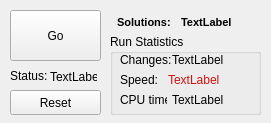
This is src/SolveDlg.ui in shooshx/happysolver as Qt 5 draws it before an edit. The edited form follows.
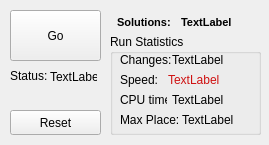
This is the edited form. Icons and pictures are not drawn.

```diff
--- a/src/SolveDlg.ui
+++ b/src/SolveDlg.ui
@@ -3,13 +3,13 @@
  <comment></comment>
  <exportmacro></exportmacro>
  <class>SolveDlg</class>
- <widget class="QDialog" name="SolveDlg" >
-  <property name="geometry" >
+ <widget class="QDialog" name="SolveDlg">
+  <property name="geometry">
    <rect>
     <x>0</x>
     <y>0</y>
-    <width>271</width>
-    <height>123</height>
+    <width>269</width>
+    <height>145</height>
    </rect>
   </property>
   <property name="windowTitle" >
@@ -18,11 +18,11 @@
   <property name="windowIcon" >
    <iconset resource="..\resources.qrc" >:/images/HappySolver.png</iconset>
   </property>
-  <widget class="QPushButton" name="resetButton" >
-   <property name="geometry" >
+  <widget class="QPushButton" name="resetButton">
+   <property name="geometry">
     <rect>
      <x>10</x>
-     <y>90</y>
+     <y>110</y>
      <width>91</width>
      <height>25</height>
     </rect>
@@ -50,8 +50,8 @@
     <bool>false</bool>
    </property>
   </widget>
-  <widget class="QLabel" name="" >
-   <property name="geometry" >
+  <widget class="QLabel" name="label5">
+   <property name="geometry">
     <rect>
      <x>10</x>
      <y>68</y>
@@ -59,12 +59,12 @@
      <height>16</height>
     </rect>
    </property>
-   <property name="text" >
+   <property name="text">
     <string>Status:</string>
    </property>
   </widget>
-  <widget class="QLabel" name="" >
-   <property name="geometry" >
+  <widget class="QLabel" name="label4">
+   <property name="geometry">
     <rect>
      <x>117</x>
      <y>14</y>
@@ -72,7 +72,7 @@
      <height>16</height>
     </rect>
    </property>
-   <property name="font" >
+   <property name="font">
     <font>
      <family>MS Shell Dlg</family>
      <pointsize>8</pointsize>
@@ -83,7 +83,7 @@
      <strikeout>false</strikeout>
     </font>
    </property>
-   <property name="text" >
+   <property name="text">
     <string>Solutions:</string>
    </property>
   </widget>
@@ -130,20 +130,20 @@
     <enum>Qt::PlainText</enum>
    </property>
   </widget>
-  <widget class="QGroupBox" name="groupBoxStats" >
-   <property name="geometry" >
+  <widget class="QGroupBox" name="groupBoxStats">
+   <property name="geometry">
     <rect>
      <x>110</x>
      <y>34</y>
      <width>151</width>
-     <height>81</height>
+     <height>101</height>
     </rect>
    </property>
    <property name="title" >
     <string>Run Statistics</string>
    </property>
-   <widget class="QLabel" name="" >
-    <property name="geometry" >
+   <widget class="QLabel" name="label1">
+    <property name="geometry">
      <rect>
       <x>10</x>
       <y>18</y>
@@ -151,12 +151,12 @@
       <height>16</height>
      </rect>
     </property>
-    <property name="text" >
+    <property name="text">
      <string>Changes:</string>
     </property>
    </widget>
-   <widget class="QLabel" name="" >
-    <property name="geometry" >
+   <widget class="QLabel" name="label2">
+    <property name="geometry">
      <rect>
       <x>10</x>
       <y>58</y>
@@ -164,12 +164,12 @@
       <height>16</height>
      </rect>
     </property>
-    <property name="text" >
+    <property name="text">
      <string>CPU time:</string>
     </property>
    </widget>
-   <widget class="QLabel" name="" >
-    <property name="geometry" >
+   <widget class="QLabel" name="label3">
+    <property name="geometry">
      <rect>
       <x>10</x>
       <y>38</y>
@@ -177,7 +177,7 @@
       <height>16</height>
      </rect>
     </property>
-    <property name="text" >
+    <property name="text">
      <string>Speed:</string>
     </property>
    </widget>
@@ -229,6 +229,35 @@
      <enum>Qt::RichText</enum>
     </property>
    </widget>
+   <widget class="QLabel" name="label_2">
+    <property name="geometry">
+     <rect>
+      <x>10</x>
+      <y>78</y>
+      <width>61</width>
+      <height>16</height>
+     </rect>
+    </property>
+    <property name="text">
+     <string>Max Place:</string>
+    </property>
+   </widget>
+   <widget class="QLabel" name="maxPlace">
+    <property name="geometry">
+     <rect>
+      <x>72</x>
+      <y>78</y>
+      <width>61</width>
+      <height>16</height>
+     </rect>
+    </property>
+    <property name="text">
+     <string>TextLabel</string>
+    </property>
+    <property name="textFormat">
+     <enum>Qt::PlainText</enum>
+    </property>
+   </widget>
   </widget>
  </widget>
  <pixmapfunction></pixmapfunction>
```
Left out of the diff: 75 changed lines with no effect on the pictures.
